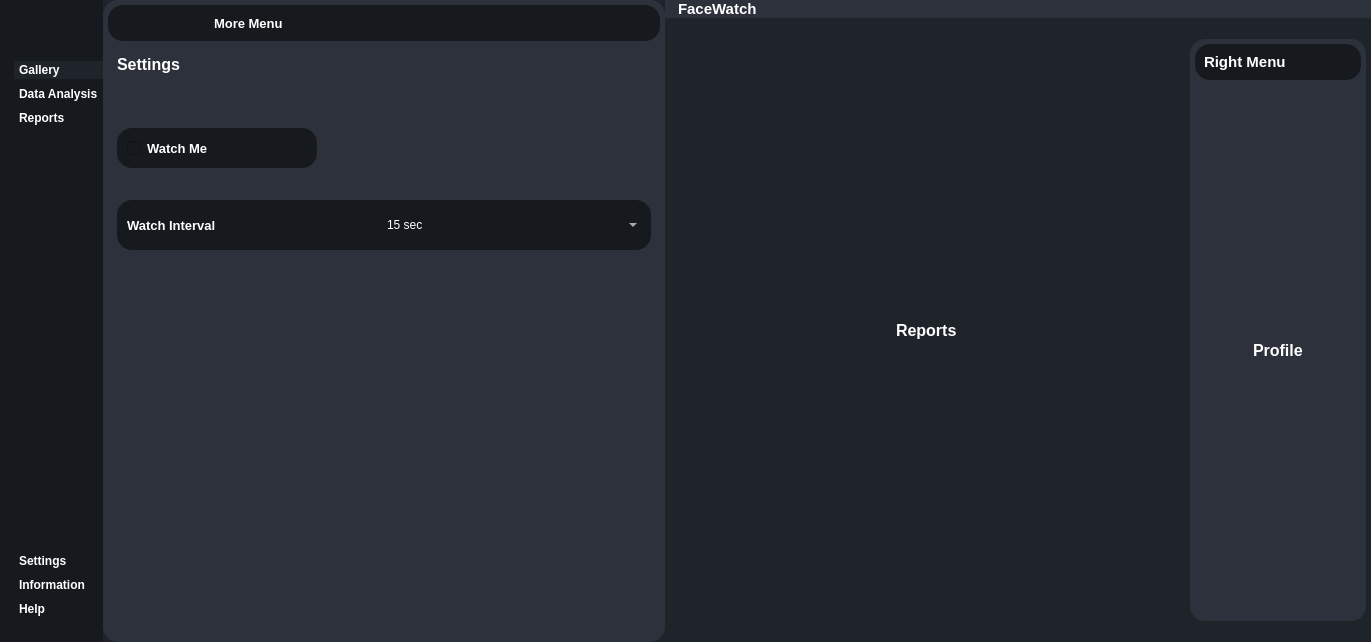
This is GUI/interface.ui in noureisawy/facewatchdesktop as Qt 5 draws it before an edit. The edited form follows.
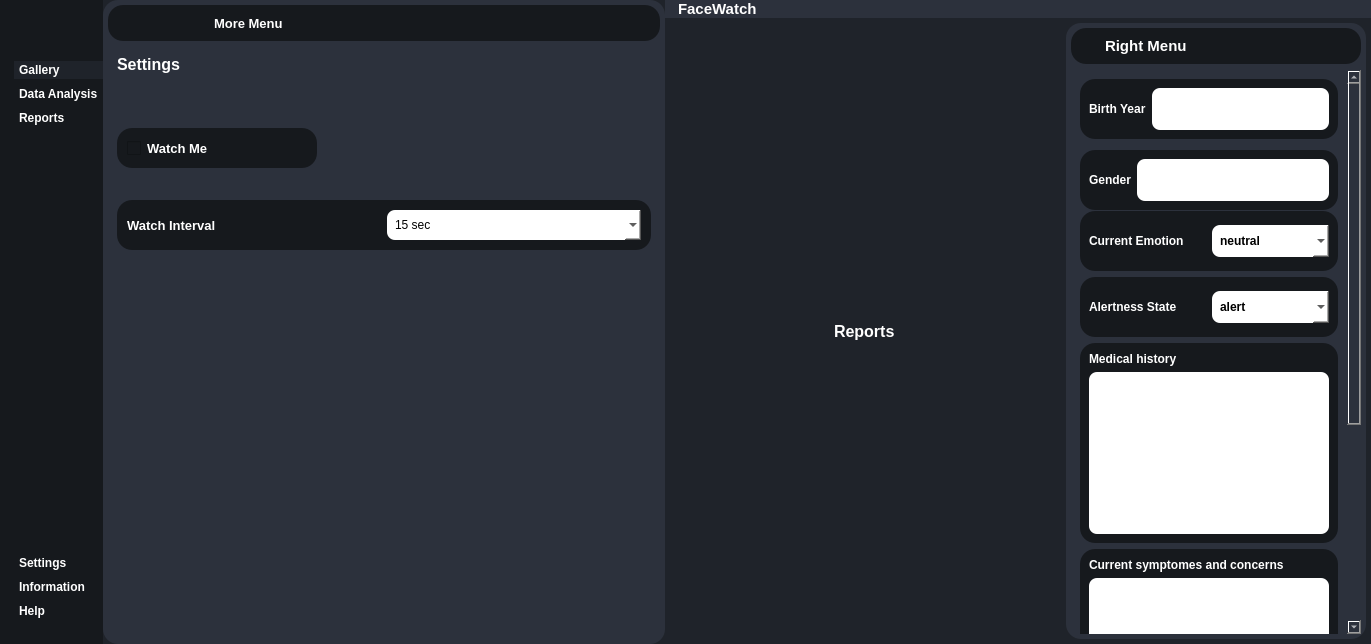
This is the edited form. The open tabs and pages were chosen to show the change. Icons and pictures are not drawn. Custom widgets are drawn as their Qt base class.

Patch:
```diff
--- a/GUI/interface.ui
+++ b/GUI/interface.ui
@@ -7,7 +7,7 @@
     <x>0</x>
     <y>0</y>
     <width>1371</width>
-    <height>642</height>
+    <height>644</height>
    </rect>
   </property>
   <property name="sizePolicy">
@@ -46,7 +46,7 @@
 border-radius:15px;
 }
 
-#frame_4, #frame_8, #frame_10, #frame_13{
+#frame_4, #frame_8, #frame_10, #frame_13, #frame_15, #frame_16, #frame_17, #frame_18,#frame_19, #frame_20,#frame_21{
 background-color:#16191d;
 border-radius:15px;
 }
@@ -87,6 +87,7 @@
 background-color:#2c313c;
 }
 
+
 </string>
   </property>
   <widget class="QWidget" name="centralwidget">
@@ -1046,6 +1047,12 @@
                         <bold>false</bold>
                        </font>
                       </property>
+                      <property name="styleSheet">
+                       <string notr="true">background-color :white;
+color : black;
+padding : 8px;
+border-radius: 8px;</string>
+                      </property>
                       <item>
                        <property name="text">
                         <string>15 sec</string>
@@ -1581,7 +1588,7 @@
        <item>
         <widget class="QWidget" name="widget_2" native="true">
          <property name="sizePolicy">
-          <sizepolicy hsizetype="Preferred" vsizetype="Expanding">
+          <sizepolicy hsizetype="Expanding" vsizetype="Expanding">
            <horstretch>0</horstretch>
            <verstretch>0</verstretch>
           </sizepolicy>
@@ -2218,16 +2225,22 @@
           </item>
           <item>
            <widget class="QCustomSlideMenu" name="rightMenuContainer" native="true">
+            <property name="sizePolicy">
+             <sizepolicy hsizetype="Expanding" vsizetype="Expanding">
+              <horstretch>0</horstretch>
+              <verstretch>0</verstretch>
+             </sizepolicy>
+            </property>
             <property name="minimumSize">
              <size>
-              <width>176</width>
-              <height>582</height>
+              <width>300</width>
+              <height>0</height>
              </size>
             </property>
             <property name="maximumSize">
              <size>
               <width>176</width>
-              <height>582</height>
+              <height>10000</height>
              </size>
             </property>
             <property name="autoFillBackground">
@@ -2254,6 +2267,18 @@
              </property>
              <item>
               <widget class="QWidget" name="rightMenuWidget" native="true">
+               <property name="sizePolicy">
+                <sizepolicy hsizetype="Expanding" vsizetype="Expanding">
+                 <horstretch>0</horstretch>
+                 <verstretch>0</verstretch>
+                </sizepolicy>
+               </property>
+               <property name="minimumSize">
+                <size>
+                 <width>0</width>
+                 <height>0</height>
+                </size>
+               </property>
                <layout class="QVBoxLayout" name="verticalLayout_12">
                 <property name="leftMargin">
                  <number>5</number>
@@ -2336,6 +2361,12 @@
                 </item>
                 <item>
                  <widget class="QWidget" name="widget" native="true">
+                  <property name="sizePolicy">
+                   <sizepolicy hsizetype="Expanding" vsizetype="Expanding">
+                    <horstretch>0</horstretch>
+                    <verstretch>0</verstretch>
+                   </sizepolicy>
+                  </property>
                   <layout class="QHBoxLayout" name="horizontalLayout_18">
                    <property name="leftMargin">
                     <number>0</number>
@@ -2350,42 +2381,391 @@
                     <number>0</number>
                    </property>
                    <item>
-                    <widget class="QStackedWidget" name="rightMenuPages">
-                     <property name="currentIndex">
-                      <number>0</number>
+                    <widget class="QScrollArea" name="scrollArea">
+                     <property name="widgetResizable">
+                      <bool>true</bool>
                      </property>
-                     <widget class="QWidget" name="page_8">
-                      <layout class="QHBoxLayout" name="horizontalLayout_12">
-                       <item alignment="Qt::AlignHCenter|Qt::AlignVCenter">
-                        <widget class="QLabel" name="label_7">
-                         <property name="font">
-                          <font>
-                           <pointsize>12</pointsize>
-                           <weight>75</weight>
-                           <bold>true</bold>
-                          </font>
+                     <widget class="QWidget" name="scrollAreaWidgetContents">
+                      <property name="geometry">
+                       <rect>
+                        <x>0</x>
+                        <y>0</y>
+                        <width>269</width>
+                        <height>894</height>
+                       </rect>
+                      </property>
+                      <layout class="QVBoxLayout" name="verticalLayout_17">
+                       <item alignment="Qt::AlignTop">
+                        <widget class="QFrame" name="frame_21">
+                         <property name="minimumSize">
+                          <size>
+                           <width>0</width>
+                           <height>60</height>
+                          </size>
                          </property>
-                         <property name="text">
-                          <string>Profile</string>
+                         <property name="maximumSize">
+                          <size>
+                           <width>16777215</width>
+                           <height>1000</height>
+                          </size>
                          </property>
+                         <property name="frameShape">
+                          <enum>QFrame::StyledPanel</enum>
+                         </property>
+                         <property name="frameShadow">
+                          <enum>QFrame::Raised</enum>
+                         </property>
+                         <layout class="QHBoxLayout" name="horizontalLayout_13">
+                          <item>
+                           <widget class="QLabel" name="label_8">
+                            <property name="font">
+                             <font>
+                              <weight>75</weight>
+                              <bold>true</bold>
+                             </font>
+                            </property>
+                            <property name="text">
+                             <string>Birth Year</string>
+                            </property>
+                           </widget>
+                          </item>
+                          <item>
+                           <widget class="QTextEdit" name="textEdit_2">
+                            <property name="maximumSize">
+                             <size>
+                              <width>16777215</width>
+                              <height>50</height>
+                             </size>
+                            </property>
+                            <property name="styleSheet">
+                             <string notr="true">background-color :white;
+color : black;
+padding : 8px;
+border-radius: 8px;</string>
+                            </property>
+                           </widget>
+                          </item>
+                         </layout>
                         </widget>
                        </item>
-                      </layout>
-                     </widget>
-                     <widget class="QWidget" name="page_9">
-                      <layout class="QHBoxLayout" name="horizontalLayout_13">
-                       <item alignment="Qt::AlignHCenter">
-                        <widget class="QLabel" name="label_8">
-                         <property name="font">
-                          <font>
-                           <pointsize>12</pointsize>
-                           <weight>75</weight>
-                           <bold>true</bold>
-                          </font>
+                       <item>
+                        <widget class="QFrame" name="frame_20">
+                         <property name="minimumSize">
+                          <size>
+                           <width>0</width>
+                           <height>60</height>
+                          </size>
                          </property>
-                         <property name="text">
-                          <string>Notifications</string>
+                         <property name="maximumSize">
+                          <size>
+                           <width>16777215</width>
+                           <height>50</height>
+                          </size>
                          </property>
+                         <property name="frameShape">
+                          <enum>QFrame::StyledPanel</enum>
+                         </property>
+                         <property name="frameShadow">
+                          <enum>QFrame::Raised</enum>
+                         </property>
+                         <layout class="QHBoxLayout" name="horizontalLayout_27">
+                          <item>
+                           <widget class="QLabel" name="label_26">
+                            <property name="font">
+                             <font>
+                              <weight>75</weight>
+                              <bold>true</bold>
+                             </font>
+                            </property>
+                            <property name="text">
+                             <string>Gender</string>
+                            </property>
+                           </widget>
+                          </item>
+                          <item>
+                           <widget class="QTextEdit" name="textEdit_3">
+                            <property name="styleSheet">
+                             <string notr="true">background-color :white;
+color : black;
+padding : 8px;
+border-radius: 8px;</string>
+                            </property>
+                           </widget>
+                          </item>
+                         </layout>
+                        </widget>
+                       </item>
+                       <item>
+                        <widget class="QFrame" name="frame_18">
+                         <property name="minimumSize">
+                          <size>
+                           <width>0</width>
+                           <height>60</height>
+                          </size>
+                         </property>
+                         <property name="frameShape">
+                          <enum>QFrame::StyledPanel</enum>
+                         </property>
+                         <property name="frameShadow">
+                          <enum>QFrame::Raised</enum>
+                         </property>
+                         <layout class="QHBoxLayout" name="horizontalLayout_12">
+                          <item>
+                           <widget class="QLabel" name="label_30">
+                            <property name="font">
+                             <font>
+                              <weight>75</weight>
+                              <bold>true</bold>
+                             </font>
+                            </property>
+                            <property name="text">
+                             <string>Current Emotion</string>
+                            </property>
+                           </widget>
+                          </item>
+                          <item>
+                           <widget class="QComboBox" name="comboBox">
+                            <property name="font">
+                             <font>
+                              <weight>75</weight>
+                              <bold>true</bold>
+                             </font>
+                            </property>
+                            <property name="styleSheet">
+                             <string notr="true">background-color :white;
+color : black;
+padding : 8px;
+border-radius: 8px;</string>
+                            </property>
+                            <item>
+                             <property name="text">
+                              <string>neutral</string>
+                             </property>
+                            </item>
+                            <item>
+                             <property name="text">
+                              <string>happy</string>
+                             </property>
+                            </item>
+                            <item>
+                             <property name="text">
+                              <string>surprise</string>
+                             </property>
+                            </item>
+                            <item>
+                             <property name="text">
+                              <string>angry</string>
+                             </property>
+                            </item>
+                            <item>
+                             <property name="text">
+                              <string>sad</string>
+                             </property>
+                            </item>
+                            <item>
+                             <property name="text">
+                              <string>fear</string>
+                             </property>
+                            </item>
+                            <item>
+                             <property name="text">
+                              <string>disgust</string>
+                             </property>
+                            </item>
+                           </widget>
+                          </item>
+                         </layout>
+                        </widget>
+                       </item>
+                       <item>
+                        <widget class="QFrame" name="frame_15">
+                         <property name="minimumSize">
+                          <size>
+                           <width>0</width>
+                           <height>60</height>
+                          </size>
+                         </property>
+                         <property name="frameShape">
+                          <enum>QFrame::StyledPanel</enum>
+                         </property>
+                         <property name="frameShadow">
+                          <enum>QFrame::Raised</enum>
+                         </property>
+                         <layout class="QHBoxLayout" name="horizontalLayout_28">
+                          <item>
+                           <widget class="QLabel" name="label_7">
+                            <property name="font">
+                             <font>
+                              <weight>75</weight>
+                              <bold>true</bold>
+                             </font>
+                            </property>
+                            <property name="text">
+                             <string>Alertness State</string>
+                            </property>
+                           </widget>
+                          </item>
+                          <item>
+                           <widget class="QComboBox" name="comboBox_2">
+                            <property name="font">
+                             <font>
+                              <weight>75</weight>
+                              <bold>true</bold>
+                             </font>
+                            </property>
+                            <property name="styleSheet">
+                             <string notr="true">background-color :white;
+color : black;
+padding : 8px;
+border-radius: 8px;</string>
+                            </property>
+                            <item>
+                             <property name="text">
+                              <string>alert</string>
+                             </property>
+                            </item>
+                            <item>
+                             <property name="text">
+                              <string>non_vigilant</string>
+                             </property>
+                            </item>
+                            <item>
+                             <property name="text">
+                              <string>tired</string>
+                             </property>
+                            </item>
+                           </widget>
+                          </item>
+                         </layout>
+                        </widget>
+                       </item>
+                       <item>
+                        <widget class="QFrame" name="frame_19">
+                         <property name="minimumSize">
+                          <size>
+                           <width>0</width>
+                           <height>200</height>
+                          </size>
+                         </property>
+                         <property name="frameShape">
+                          <enum>QFrame::StyledPanel</enum>
+                         </property>
+                         <property name="frameShadow">
+                          <enum>QFrame::Raised</enum>
+                         </property>
+                         <layout class="QVBoxLayout" name="verticalLayout_22">
+                          <item>
+                           <widget class="QLabel" name="label_27">
+                            <property name="font">
+                             <font>
+                              <weight>75</weight>
+                              <bold>true</bold>
+                             </font>
+                            </property>
+                            <property name="text">
+                             <string>Medical history</string>
+                            </property>
+                           </widget>
+                          </item>
+                          <item>
+                           <widget class="QPlainTextEdit" name="plainTextEdit">
+                            <property name="styleSheet">
+                             <string notr="true">background-color :white;
+color : black;
+padding : 8px;
+border-radius: 8px;</string>
+                            </property>
+                           </widget>
+                          </item>
+                         </layout>
+                        </widget>
+                       </item>
+                       <item>
+                        <widget class="QFrame" name="frame_17">
+                         <property name="sizePolicy">
+                          <sizepolicy hsizetype="Preferred" vsizetype="Minimum">
+                           <horstretch>0</horstretch>
+                           <verstretch>0</verstretch>
+                          </sizepolicy>
+                         </property>
+                         <property name="minimumSize">
+                          <size>
+                           <width>0</width>
+                           <height>200</height>
+                          </size>
+                         </property>
+                         <property name="frameShape">
+                          <enum>QFrame::StyledPanel</enum>
+                         </property>
+                         <property name="frameShadow">
+                          <enum>QFrame::Raised</enum>
+                         </property>
+                         <layout class="QVBoxLayout" name="verticalLayout_23">
+                          <item>
+                           <widget class="QLabel" name="label_28">
+                            <property name="font">
+                             <font>
+                              <weight>75</weight>
+                              <bold>true</bold>
+                             </font>
+                            </property>
+                            <property name="text">
+                             <string>Current symptomes and concerns</string>
+                            </property>
+                           </widget>
+                          </item>
+                          <item>
+                           <widget class="QPlainTextEdit" name="plainTextEdit_2">
+                            <property name="styleSheet">
+                             <string notr="true">background-color :white;
+color : black;
+padding : 8px;
+border-radius: 8px;</string>
+                            </property>
+                           </widget>
+                          </item>
+                         </layout>
+                        </widget>
+                       </item>
+                       <item>
+                        <widget class="QFrame" name="frame_16">
+                         <property name="minimumSize">
+                          <size>
+                           <width>0</width>
+                           <height>200</height>
+                          </size>
+                         </property>
+                         <property name="frameShape">
+                          <enum>QFrame::StyledPanel</enum>
+                         </property>
+                         <property name="frameShadow">
+                          <enum>QFrame::Raised</enum>
+                         </property>
+                         <layout class="QVBoxLayout" name="verticalLayout_24">
+                          <item>
+                           <widget class="QLabel" name="label_29">
+                            <property name="font">
+                             <font>
+                              <weight>75</weight>
+                              <bold>true</bold>
+                             </font>
+                            </property>
+                            <property name="text">
+                             <string>Mental health</string>
+                            </property>
+                           </widget>
+                          </item>
+                          <item>
+                           <widget class="QPlainTextEdit" name="plainTextEdit_3">
+                            <property name="styleSheet">
+                             <string notr="true">background-color :white;
+color : black;
+padding : 8px;
+border-radius: 8px;</string>
+                            </property>
+                           </widget>
+                          </item>
+                         </layout>
                         </widget>
                        </item>
                       </layout>
```
Left out of the diff: 19 changed lines with no effect on the pictures.
